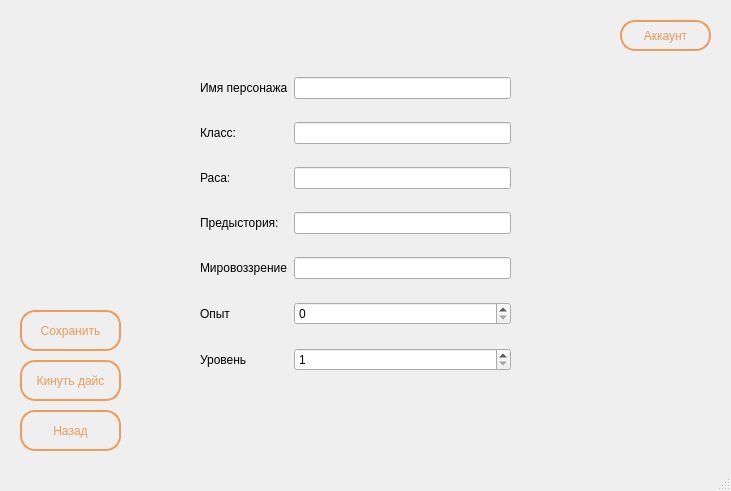
Gelzy788/DnD-Helper, file data/ui_files/questionnaire_edit_screen.ui: the form before one commit.
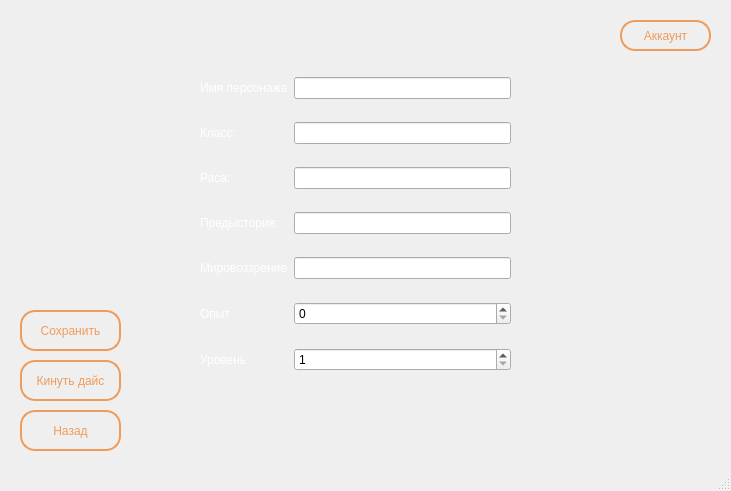
The form after the commit. Icons and pictures are not drawn.

Commit message: Interface has been edited

The edit to the form file:
```diff
--- a/data/ui_files/questionnaire_edit_screen.ui
+++ b/data/ui_files/questionnaire_edit_screen.ui
@@ -96,6 +96,11 @@
      </item>
      <item row="2" column="0">
       <widget class="QLabel" name="label_2">
+       <property name="styleSheet">
+        <string notr="true">QLabel{
+	color: white;
+}</string>
+       </property>
        <property name="text">
         <string>Раса:</string>
        </property>
@@ -103,6 +108,11 @@
      </item>
      <item row="1" column="0">
       <widget class="QLabel" name="label">
+       <property name="styleSheet">
+        <string notr="true">QLabel{
+	color: white;
+}</string>
+       </property>
        <property name="text">
         <string>Класс:</string>
        </property>
@@ -110,6 +120,11 @@
      </item>
      <item row="6" column="0">
       <widget class="QLabel" name="label_6">
+       <property name="styleSheet">
+        <string notr="true">QLabel{
+	color: white;
+}</string>
+       </property>
        <property name="text">
         <string>Уровень</string>
        </property>
@@ -117,6 +132,11 @@
      </item>
      <item row="5" column="0">
       <widget class="QLabel" name="label_5">
+       <property name="styleSheet">
+        <string notr="true">QLabel{
+	color: white;
+}</string>
+       </property>
        <property name="text">
         <string>Опыт</string>
        </property>
@@ -124,6 +144,11 @@
      </item>
      <item row="4" column="0">
       <widget class="QLabel" name="label_4">
+       <property name="styleSheet">
+        <string notr="true">QLabel{
+	color: white;
+}</string>
+       </property>
        <property name="text">
         <string>Мировоззрение</string>
        </property>
@@ -131,6 +156,11 @@
      </item>
      <item row="3" column="0">
       <widget class="QLabel" name="label_3">
+       <property name="styleSheet">
+        <string notr="true">QLabel{
+	color: white;
+}</string>
+       </property>
        <property name="text">
         <string>Предыстория:</string>
        </property>
@@ -144,6 +174,11 @@
      </item>
      <item row="0" column="0">
       <widget class="QLabel" name="label_7">
+       <property name="styleSheet">
+        <string notr="true">QLabel{
+	color: white;
+}</string>
+       </property>
        <property name="text">
         <string>Имя персонажа</string>
        </property>
```
The commit also changes 6 other files.
